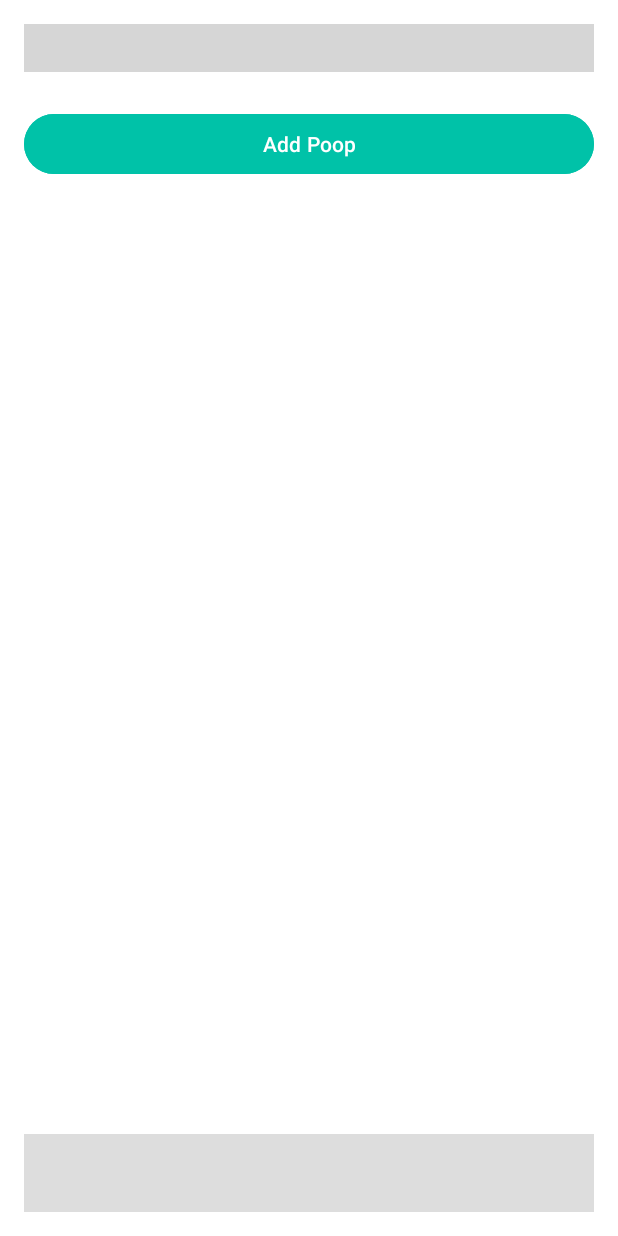
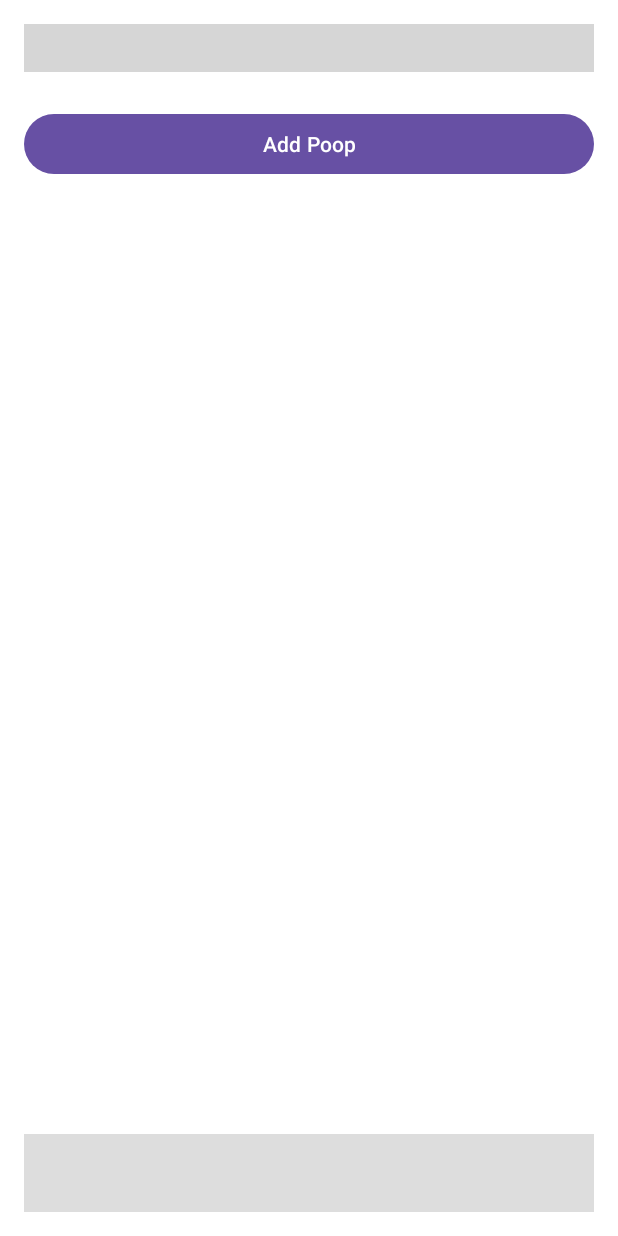
Before and after one commit to elsyap2252/poopoo, an Android app: the layout activity_calendar.xml on its own in the app's theme, with its tools: preview values and no code run, on a phone screen of 412 x 824 dp. Run offline under Robolectric (Android 15) with nearby library versions, the phone set to English and light mode, and no system bars; plain views replace MaterialCalendarView; grey boxes are pictures that could not be loaded.

Commit message:
commit calendar (ganti warna)

```diff
--- a/app/src/main/res/layout/activity_calendar.xml
+++ b/app/src/main/res/layout/activity_calendar.xml
@@ -62,7 +62,6 @@
                 android:layout_width="match_parent"
                 android:layout_height="wrap_content"
                 android:layout_marginTop="24dp"
-                android:backgroundTint="#00C2A8"
                 android:text="Add Poop"
                 android:textColor="#FFFFFF" />
         </LinearLayout>
```
